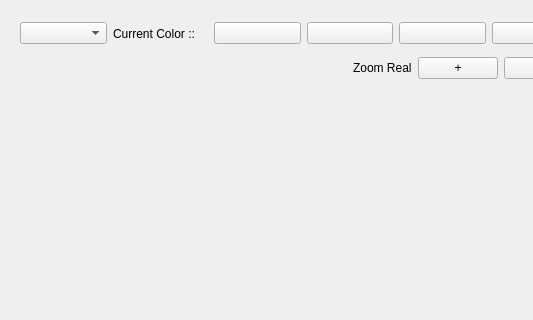
This is src/GUITools/KMonitor/KccHandler.ui in kouretes/Monas as Qt 5 draws it before an edit; both pictures show x 0 to 533 and y 0 to 320 of the 1500 by 700 pixel window. The edited form follows.
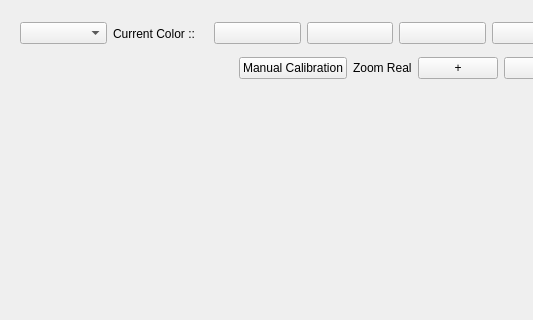
This is the edited form.

Diff of the .ui file:
```diff
--- a/src/GUITools/KMonitor/KccHandler.ui
+++ b/src/GUITools/KMonitor/KccHandler.ui
@@ -170,6 +170,13 @@
         </property>
        </spacer>
       </item>
+      <item>
+       <widget class="QPushButton" name="pbCalibration">
+        <property name="text">
+         <string>Manual Calibration</string>
+        </property>
+       </widget>
+      </item>
       <item>
        <layout class="QHBoxLayout" name="horizontalLayout_4">
         <item>
```
